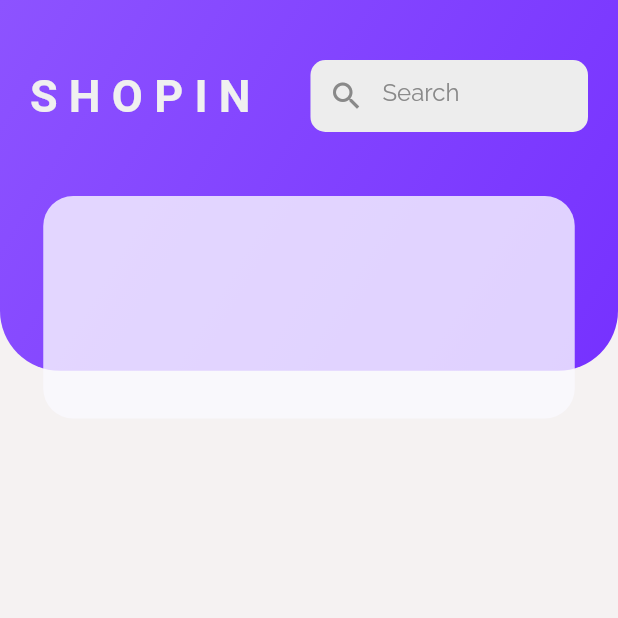
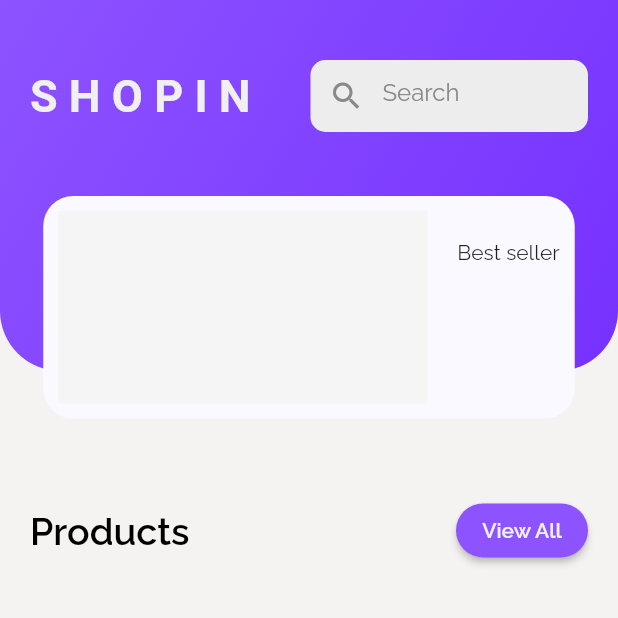
Before and after one commit to RenanLopesAlmeida/flutter_altf4_products, a Flutter app: the screen it shows after launch, on a phone screen of 412 x 824 dp, the top half of it. Run offline on Flutter 3.47's test engine with Material 2 defaults, Android fonts, the phone set to English and light mode, and no system bars; our stand-ins replace cloud_firestore, firebase_core, mobx; accounts and stored records are empty; generated files the repository leaves out were written again; Roboto replaces fonts that are missing (Raleway-Regular).

Commit message:
feature: fetching products to display in a list on home screen

```diff
--- a/lib/app/core/consts/app_colors_const.dart
+++ b/lib/app/core/consts/app_colors_const.dart
@@ -13,5 +13,10 @@ class CustomColors {
   static const Color black = Color(0xff2C2C2C);
   static const Color white = Color(0xffF0F0F0);
   static const Color greyCard = Color(0xffF5F5F5);
+  static const Color floatingBoxColor = Color(0xffF1F1F1);
+  static const Color floatingBoxTitleColor = Color(0xff929292);
+  static const Color cardMoneyColor = Color(0xff2A2A2A);
   static const Color whiteCard = Color(0xffFAF9FF);
+  static const Color cardTitle = Color(0xff555555);
+  static const Color favoriteBorderColor = Color(0xff818181);
 }
--- a/lib/app/external/interfaces/products_interface.dart
+++ b/lib/app/external/interfaces/products_interface.dart
@@ -2,4 +2,6 @@ import 'package:altf4_produtos/app/shared/models/product_model.dart';
 
 abstract class ProductsInterface {
   Future<List<ProductModel>> get fetchProducts;
+  //Future<List<ProductModel>> get productsList;
+  Future<ProductModel> get bestSeller;
 }
--- a/lib/app/screens/home/home_screen.dart
+++ b/lib/app/screens/home/home_screen.dart
@@ -1,5 +1,6 @@
 import 'package:altf4_produtos/app/controllers/products/products_controller.dart';
 import 'package:altf4_produtos/app/core/consts/app_colors_const.dart';
+import 'package:altf4_produtos/app/screens/home/widgets/product_tile.dart';
 import 'package:altf4_produtos/app/shared/models/product_model.dart';
 import 'package:altf4_produtos/app/shared/widgets/appbar/custom_appbar.dart';
 import 'package:flutter/material.dart';
@@ -9,28 +10,60 @@ class HomeScreen extends StatelessWidget {
 
   @override
   Widget build(BuildContext context) {
+    final _deviceSize = MediaQuery.of(context).size;
+
     return Scaffold(
       backgroundColor: CustomColors.bodyColor,
-      body: SafeArea(
+      body: Container(
+        height: _deviceSize.height,
+        width: _deviceSize.width,
         child: Column(
+          crossAxisAlignment: CrossAxisAlignment.start,
           children: <Widget>[
-            CustomAppbar(),
-            Expanded(
+            CustomAppbar(
+              productsController: this._productsController,
+            ),
+            Container(
+              margin: EdgeInsets.only(left: 20, bottom: 30, right: 20),
+              child: Row(
+                mainAxisAlignment: MainAxisAlignment.spaceBetween,
+                children: <Widget>[
+                  Text(
+                    'Products',
+                    style: TextStyle(
+                      color: Colors.black,
+                      fontSize: 25,
+                      fontWeight: FontWeight.w600,
+                    ),
+                  ),
+                  RaisedButton(
+                    color: CustomColors.primary,
+                    shape: RoundedRectangleBorder(
+                      borderRadius: BorderRadius.circular(20),
+                    ),
+                    child: Text(
+                      'View All',
+                      style: TextStyle(
+                        color: CustomColors.white,
+                        fontWeight: FontWeight.bold,
+                      ),
+                    ),
+                    onPressed: () {},
+                  ),
+                ],
+              ),
+            ),
+            Container(
+              height: 300,
               child: FutureBuilder<List<ProductModel>>(
                 future: _productsController.productsList,
                 builder: (context, snapshot) {
                   if (snapshot.hasData) {
                     return ListView.builder(
+                      scrollDirection: Axis.horizontal,
                       itemCount: snapshot.data.length,
                       itemBuilder: (context, index) {
-                        return Container(
-                          height: 200,
-                          width: 200,
-                          color: Colors.deepOrangeAccent,
-                          child: Center(
-                            child: Text(snapshot.data[index].name),
-                          ),
-                        );
+                        return ProductTile(product: snapshot.data[index]);
                       },
                     );
                   }
--- a/lib/app/shared/models/product_model.dart
+++ b/lib/app/shared/models/product_model.dart
@@ -3,14 +3,16 @@ class ProductModel {
   String name;
   int quantity;
   int price;
+  String imageUrl;
 
-  ProductModel({this.id, this.name, this.quantity, this.price});
+  ProductModel({this.id, this.name, this.quantity, this.price, this.imageUrl});
 
   ProductModel.fromJson(Map<String, dynamic> json) {
     this.id = json['id'];
     this.name = json['name'];
     this.quantity = json['quantity'];
     this.price = json['price'];
+    this.imageUrl = json['image_url'];
   }
 
   Map<String, dynamic> toJson() {
@@ -19,6 +21,7 @@ class ProductModel {
     data['name'] = this.name;
     data['quantity'] = this.quantity;
     data['price'] = this.price;
+    data['image_url'] = this.imageUrl;
 
     return data;
   }
--- a/lib/app/shared/widgets/appbar/card_appbar.dart
+++ b/lib/app/shared/widgets/appbar/card_appbar.dart
@@ -1,18 +1,54 @@
+import 'package:altf4_produtos/app/controllers/products/products_controller.dart';
 import 'package:altf4_produtos/app/core/consts/app_colors_const.dart';
+import 'package:altf4_produtos/app/shared/models/product_model.dart';
 import 'package:flutter/material.dart';
 
 class CardAppbar extends StatelessWidget {
+  final ProductsController productsController;
+
+  const CardAppbar({this.productsController});
+
   @override
   Widget build(BuildContext context) {
     final _deviceSize = MediaQuery.of(context).size;
 
     return Container(
-      margin: EdgeInsets.only(top: 80),
+      margin: const EdgeInsets.only(top: 80),
+      padding: const EdgeInsets.all(10),
       width: _deviceSize.width * 0.86,
       height: _deviceSize.height * 0.18,
       decoration: BoxDecoration(
-        color: CustomColors.whiteCard.withOpacity(0.8),
+        color: CustomColors.whiteCard,
         borderRadius: BorderRadius.circular(20),
+      ),
+      child: Row(
+        crossAxisAlignment: CrossAxisAlignment.start,
+        children: <Widget>[
+          Expanded(
+            child: Container(
+              color: CustomColors.greyCard,
+              // child: FutureBuilder<ProductModel>(
+              //   future: productsController.bestSeller,
+              //   builder: (context, snapshot) {
+              //     if (snapshot.hasData) {
+              //       print(snapshot.data.name);
+              //       return Text(snapshot.data.name);
+              //       // return Image.network(
+              //       //   snapshot.data.imageUrl,
+              //       //   fit: BoxFit.contain,
+              //       // );
+              //     }
+
+              //     return CircularProgressIndicator();
+              //   },
+              // ),
+            ),
+          ),
+          Container(
+            margin: const EdgeInsets.only(left: 20, top: 20),
+            child: const Text('Best seller'),
+          ),
+        ],
       ),
     );
   }
--- a/lib/app/shared/widgets/appbar/custom_appbar.dart
+++ b/lib/app/shared/widgets/appbar/custom_appbar.dart
@@ -1,9 +1,14 @@
+import 'package:altf4_produtos/app/controllers/products/products_controller.dart';
 import 'package:altf4_produtos/app/core/consts/app_colors_const.dart';
 import 'package:altf4_produtos/app/shared/widgets/appbar/card_appbar.dart';
 import 'package:altf4_produtos/app/shared/widgets/appbar/home_title_appbar.dart';
 import 'package:flutter/material.dart';
 
 class CustomAppbar extends StatelessWidget {
+  final ProductsController productsController;
+
+  const CustomAppbar({this.productsController});
+
   @override
   Widget build(BuildContext context) {
     final _deviceSize = MediaQuery.of(context).size;
@@ -40,7 +45,7 @@ class CustomAppbar extends StatelessWidget {
           ),
           Align(
             alignment: Alignment.center,
-            child: CardAppbar(),
+            child: CardAppbar(productsController: productsController),
           ),
         ],
       ),
--- a/lib/main.dart
+++ b/lib/main.dart
@@ -1,5 +1,7 @@
+import 'package:altf4_produtos/app/controllers/products/products_controller.dart';
 import 'package:altf4_produtos/app/core/consts/app_colors_const.dart';
 import 'package:altf4_produtos/app/screens/home/home_screen.dart';
+import 'package:altf4_produtos/app/shared/models/product_model.dart';
 import 'package:firebase_core/firebase_core.dart';
 import 'package:flutter/material.dart';
 
@@ -10,7 +12,8 @@ void main() async {
 }
 
 class MyApp extends StatelessWidget {
-  // This widget is the root of your application.
+  final _productsController = ProductsController();
+
   @override
   Widget build(BuildContext context) {
     return MaterialApp(
@@ -22,7 +25,19 @@ class MyApp extends StatelessWidget {
         visualDensity: VisualDensity.adaptivePlatformDensity,
         fontFamily: 'Raleway',
       ),
-      home: HomeScreen(),
+      home: FutureBuilder<List<ProductModel>>(
+        future: _productsController.productsList,
+        builder: (context, snapshot) {
+          if (snapshot.error != null) {
+            Center(child: Text('Could not fetch products'));
+          }
+          if (snapshot.hasData) {
+            return HomeScreen();
+          }
+
+          return Center(child: CircularProgressIndicator());
+        },
+      ),
     );
   }
 }
```
Also changed, not shown: lib/app/controllers/products/products_controller.dart (+9 -1 lines), lib/app/external/repositories/products_repository.dart (+12 -5 lines), lib/app/screens/home/widgets/product_header_card.dart (added, +45 -0 lines), lib/app/screens/home/widgets/product_tile.dart (added, +75 -0 lines).
